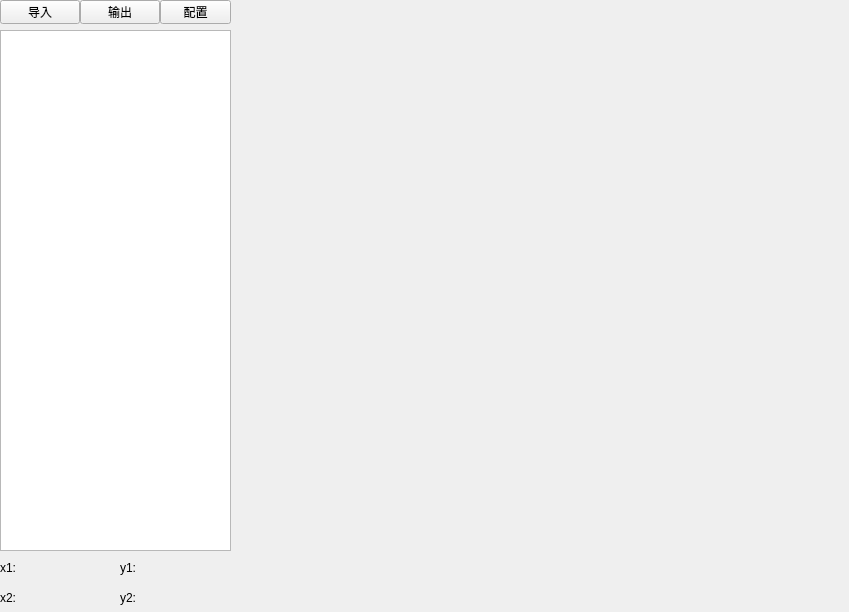
First picture: the form in widget.ui, repository Po7arBeaR/dxfAnalyzer, before the edit.
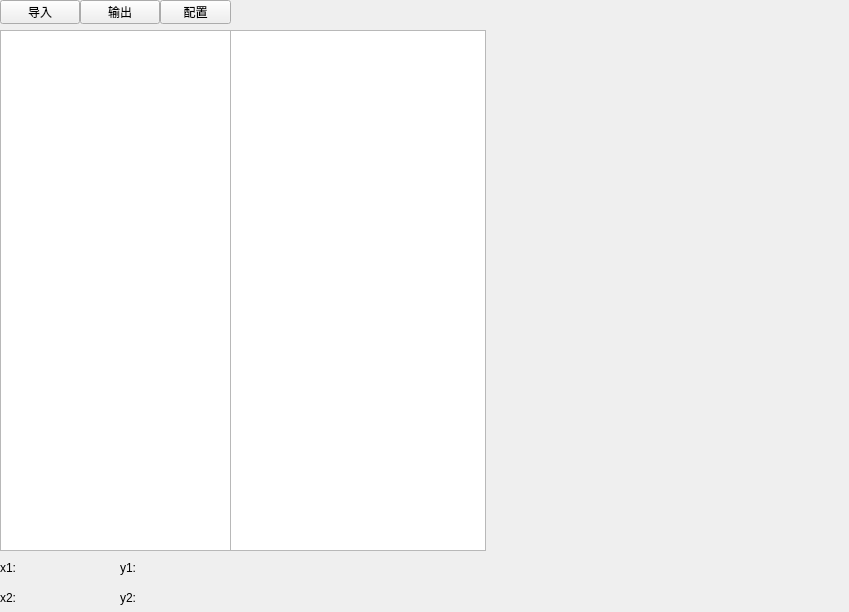
Second picture: the form after the edit.

Patch:
```diff
--- a/widget.ui
+++ b/widget.ui
@@ -166,6 +166,16 @@
     <string/>
    </property>
   </widget>
+  <widget class="QTableWidget" name="tw_MarkPointData">
+   <property name="geometry">
+    <rect>
+     <x>230</x>
+     <y>30</y>
+     <width>256</width>
+     <height>521</height>
+    </rect>
+   </property>
+  </widget>
  </widget>
  <resources/>
  <connections/>
```
